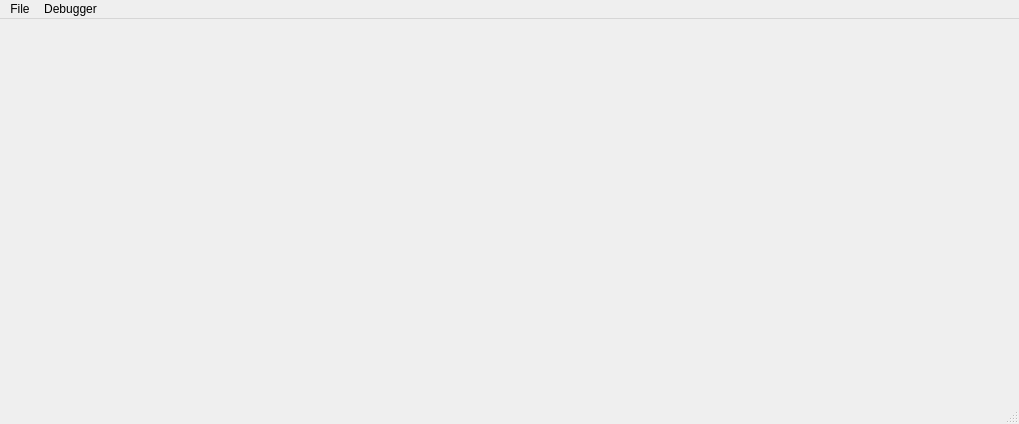
Above: src/ui/qt6/app/mainwindow.ui from WinLin97/em400 before the change. Below: the same form after it.
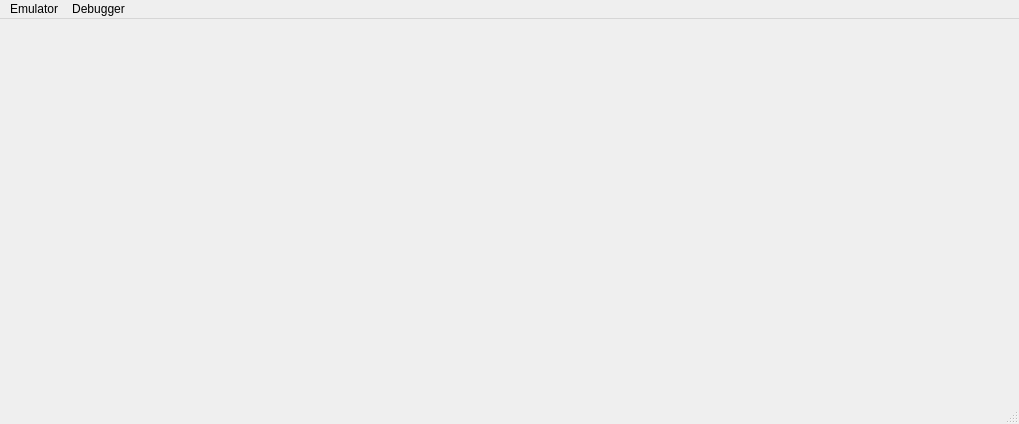
That is the form after the change. Icons and pictures are not drawn. Custom widgets are drawn as their Qt base class.

```diff
--- a/src/ui/qt6/app/mainwindow.ui
+++ b/src/ui/qt6/app/mainwindow.ui
@@ -55,9 +55,9 @@
      <height>23</height>
     </rect>
    </property>
-   <widget class="QMenu" name="menuFile">
+   <widget class="QMenu" name="menuEmulator">
     <property name="title">
-     <string>File</string>
+     <string>Emulator</string>
     </property>
     <addaction name="actionLoad_OS_image"/>
     <addaction name="separator"/>
@@ -71,7 +71,7 @@
     </property>
     <addaction name="actionDebugger"/>
    </widget>
-   <addaction name="menuFile"/>
+   <addaction name="menuEmulator"/>
    <addaction name="menuDebugger"/>
   </widget>
   <widget class="QStatusBar" name="statusbar"/>
```
Left out of the diff: 7 changed lines with no effect on the pictures.
